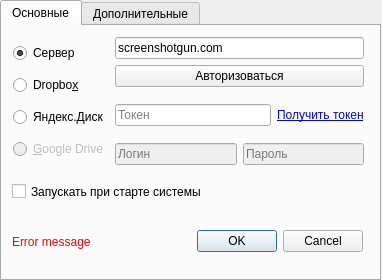
First picture: the form in ui/Settings.ui, repository ismd/screenshotgun, before the edit.
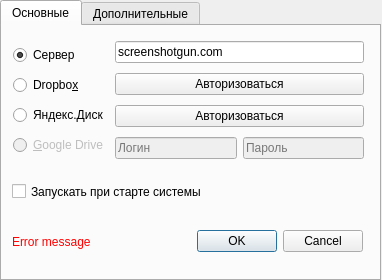
Second picture: the form after the edit.

Commit message: Yandex OAuth

The edit to the form file:
```diff
--- a/ui/Settings.ui
+++ b/ui/Settings.ui
@@ -54,7 +54,7 @@
        <x>11</x>
        <y>11</y>
        <width>351</width>
-       <height>128</height>
+       <height>130</height>
       </rect>
      </property>
      <layout class="QGridLayout" name="gridLayout">
@@ -112,30 +112,6 @@
         </property>
        </widget>
       </item>
-      <item row="2" column="1">
-       <layout class="QHBoxLayout" name="horizontalLayout_2">
-        <item>
-         <widget class="QLineEdit" name="yandexToken">
-          <property name="enabled">
-           <bool>true</bool>
-          </property>
-          <property name="placeholderText">
-           <string>Токен</string>
-          </property>
-         </widget>
-        </item>
-        <item>
-         <widget class="QLabel" name="label">
-          <property name="text">
-           <string>&lt;a href=&quot;https://oauth.yandex.ru/authorize?response_type=token&amp;client_id=9cc4557692e44328bfecf32f2c131eea&quot;&gt;Получить токен&lt;/a&gt;</string>
-          </property>
-          <property name="openExternalLinks">
-           <bool>true</bool>
-          </property>
-         </widget>
-        </item>
-       </layout>
-      </item>
       <item row="3" column="1">
        <layout class="QHBoxLayout" name="horizontalLayout_3">
         <item>
@@ -167,6 +143,13 @@
         </property>
        </widget>
       </item>
+      <item row="2" column="1">
+       <widget class="QPushButton" name="authYandex">
+        <property name="text">
+         <string>Авторизоваться</string>
+        </property>
+       </widget>
+      </item>
      </layout>
     </widget>
     <widget class="QWidget" name="layoutWidget">
```
The commit also changes 4 other files.
